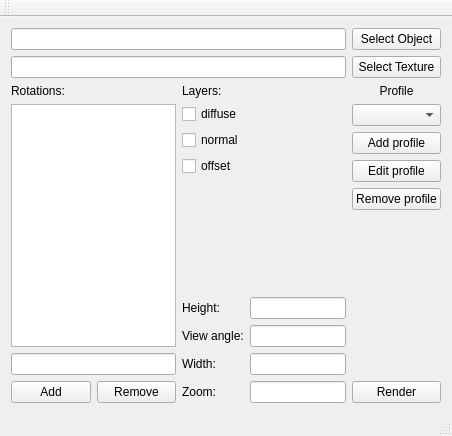
First picture: the form in mainwindow.ui, repository supernugy/Awesome2DGui, before the edit.
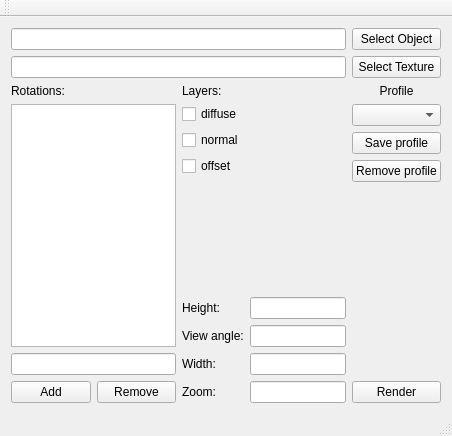
Second picture: the form after the edit.

Commit message: Removed Add and Edit Profile button and added Save Profile

```diff
--- a/mainwindow.ui
+++ b/mainwindow.ui
@@ -249,14 +249,7 @@
         <item>
          <widget class="QPushButton" name="addProfileButton">
           <property name="text">
-           <string>Add profile</string>
-          </property>
-         </widget>
-        </item>
-        <item>
-         <widget class="QPushButton" name="editProfileButton">
-          <property name="text">
-           <string>Edit profile</string>
+           <string>Save profile</string>
           </property>
          </widget>
         </item>
```
Left out of the diff: 2 changed lines with no effect on the pictures.
